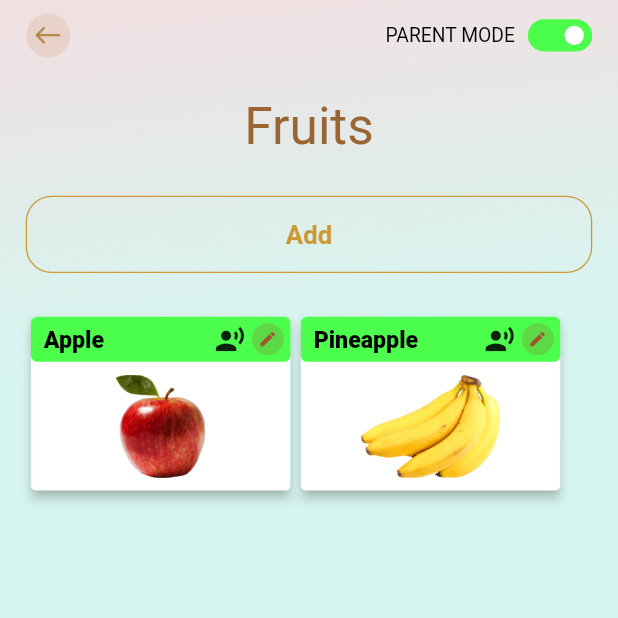
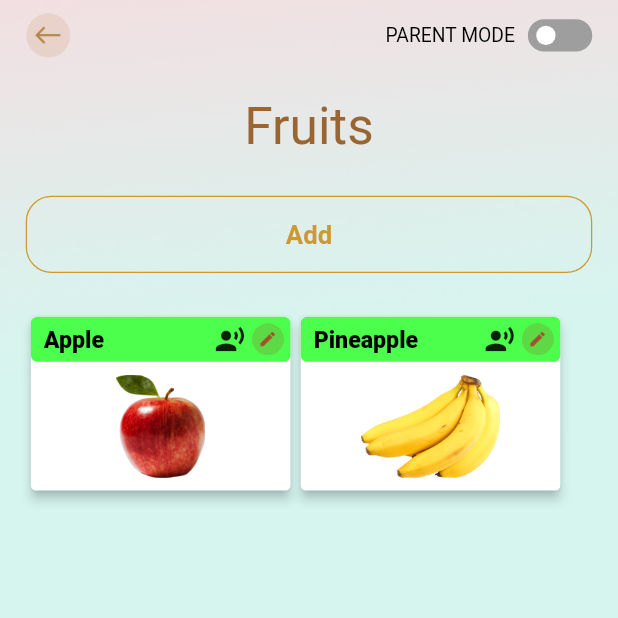
Before and after one commit to nadeeshapathiraja/asd_app_flutter, a Flutter app: the AddItem screen opened directly, after a tap on "Done", on a phone screen of 412 x 824 dp, the top half of it. Run offline on Flutter 3.47's test engine with Material 2 defaults, Android fonts, the phone set to English and light mode, and no system bars; drawn by our look-alikes of flutter_switch; our stand-ins replace animate_do, awesome_dialog, cloud_firestore, email_validator, firebase_auth, firebase_core and 5 more; missing offline and left inert: external_app_launcher; accounts and stored records are empty.

Commit message:
add switch to  item section

```diff
--- a/lib/views/item_screens/add_item.dart
+++ b/lib/views/item_screens/add_item.dart
@@ -3,6 +3,7 @@
 import 'package:game_app/components/custom_bottom_sheet.dart';
 import 'package:game_app/components/custom_button.dart';
 import 'package:game_app/components/custom_input.dart';
+import 'package:game_app/components/custom_switch_btn.dart';
 import 'package:game_app/components/custom_text.dart';
 import 'package:game_app/providers/category_provider.dart';
 import 'package:game_app/utils/app_colors.dart';
@@ -60,27 +61,7 @@
                             height: 35,
                           ),
                         ),
-                        Row(
-                          children: [
-                            const CustomText(text: "PARENT MODE"),
-                            SizedBox(width: 10),
-                            FlutterSwitch(
-                              width: 50.0,
-                              height: 25.0,
-                              toggleSize: 18.0,
-                              value: status,
-                              borderRadius: 30.0,
-                              padding: 5.0,
-                              activeColor: activeColor,
-                              onToggle: (val) {
-                                setState(() {
-                                  status = val;
-                                });
-                                UtilFunction.navigateTo(context, HomeScreen());
-                              },
-                            ),
-                          ],
-                        ),
+                        CustomSwitchBtn(),
                       ],
                     ),
                     const SizedBox(height: 30),
--- a/lib/views/item_screens/item_list.dart
+++ b/lib/views/item_screens/item_list.dart
@@ -1,6 +1,7 @@
 import 'package:flutter/material.dart';
 import 'package:flutter_switch/flutter_switch.dart';
 import 'package:game_app/components/custom_outline_button.dart';
+import 'package:game_app/components/custom_switch_btn.dart';
 import 'package:game_app/components/custom_text.dart';
 import 'package:game_app/utils/app_colors.dart';
 import 'package:game_app/utils/constants.dart';
@@ -57,27 +58,7 @@
                             height: 35,
                           ),
                         ),
-                        Row(
-                          children: [
-                            const CustomText(text: "PARENT MODE"),
-                            SizedBox(width: 10),
-                            FlutterSwitch(
-                              width: 50.0,
-                              height: 25.0,
-                              toggleSize: 18.0,
-                              value: status,
-                              borderRadius: 30.0,
-                              padding: 5.0,
-                              activeColor: activeColor,
-                              onToggle: (val) {
-                                setState(() {
-                                  status = val;
-                                });
-                                UtilFunction.navigateTo(context, HomeScreen());
-                              },
-                            ),
-                          ],
-                        ),
+                        CustomSwitchBtn(),
                       ],
                     ),
                     const SizedBox(height: 30),
```
Also changed, not shown: lib/views/item_screens/edit_items.dart (+2 -21 lines).
